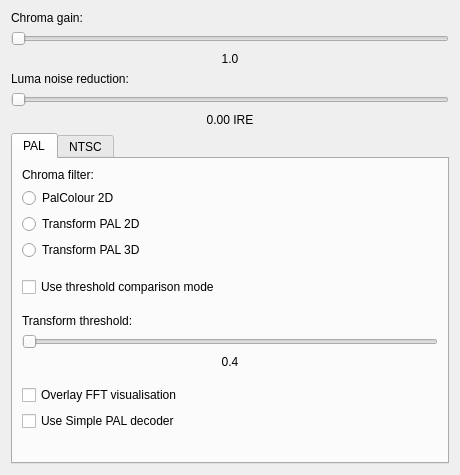
happycube/ld-decode, file tools/ld-analyse/chromadecoderconfigdialog.ui: the form before one commit.
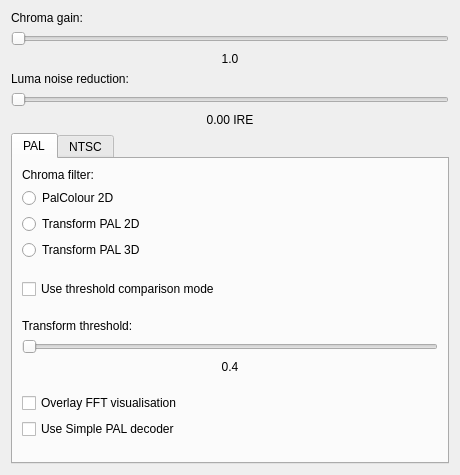
The form after the commit.

Commit message:
Remove duplicate spacers in chromadecoderconfigdialog.ui.
The first one produced a warning from uic because it had a duplicate ID,
but neither is actually needed.

What changed in the file:
```diff
--- a/tools/ld-analyse/chromadecoderconfigdialog.ui
+++ b/tools/ld-analyse/chromadecoderconfigdialog.ui
@@ -212,19 +212,6 @@
          </property>
         </spacer>
        </item>
-       <item>
-        <spacer name="verticalSpacer_4">
-         <property name="orientation">
-          <enum>Qt::Vertical</enum>
-         </property>
-         <property name="sizeHint" stdset="0">
-          <size>
-           <width>20</width>
-           <height>40</height>
-          </size>
-         </property>
-        </spacer>
-       </item>
       </layout>
      </widget>
      <widget class="QWidget" name="ntscTab">
```
Left out of the diff: 13 changed lines with no effect on the pictures.
